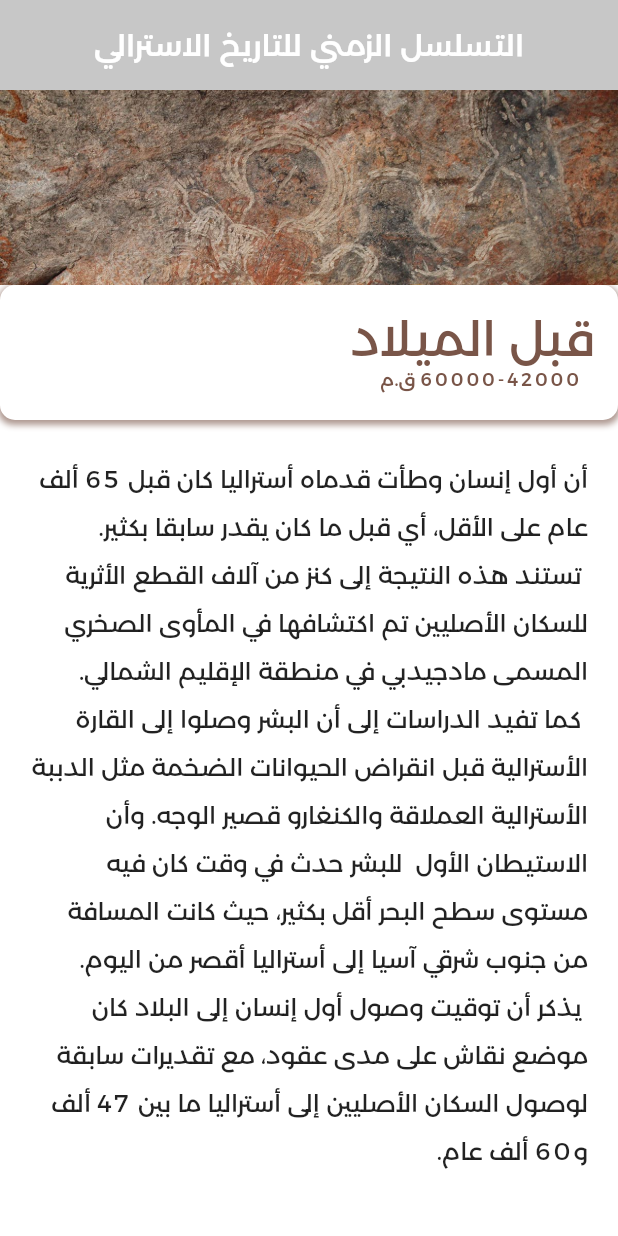
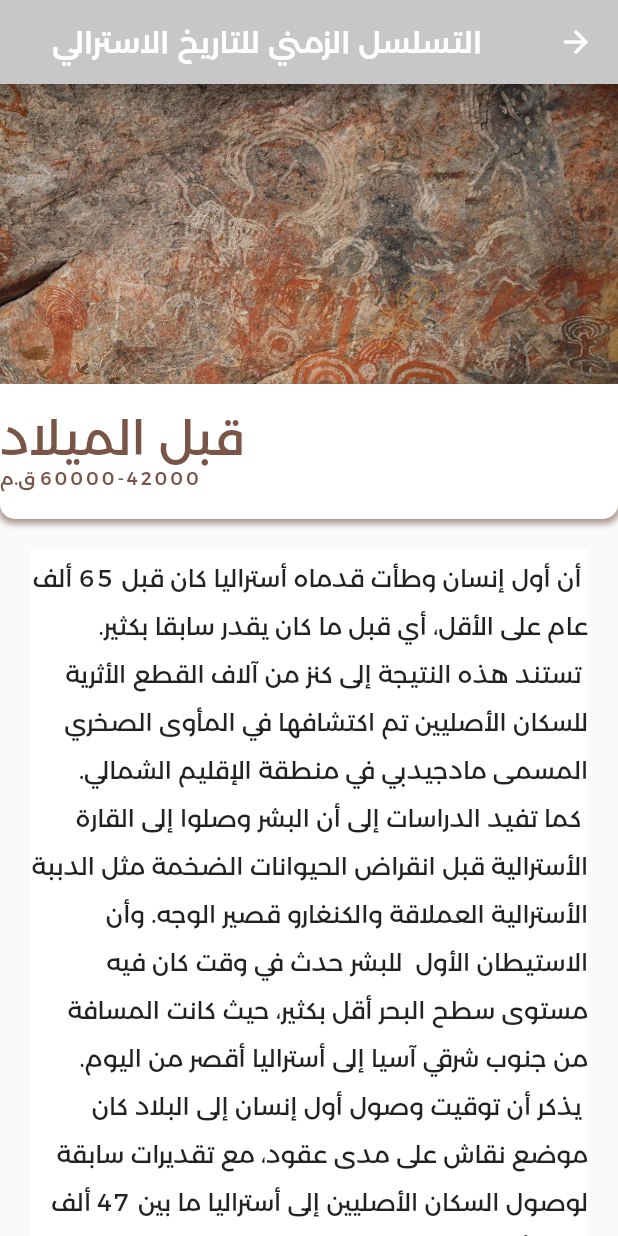
Before and after one commit to AboutAustralia/aboutAustralia, a Flutter app: the HistoryOfAustralia screen opened directly, on a phone screen of 412 x 824 dp. Run offline on Flutter 3.47's test engine with Material 2 defaults, Android fonts, the light colour scheme and no system bars; our stand-ins replace cloud_firestore, firebase_auth, firebase_core, firebase_database, flutter_secure_storage, font_awesome_flutter and 3 more; missing offline and left inert: onboarding; accounts and stored records are empty.

Commit message:
added dina's piece of art to the history page, reverted changes to Q&A page because it got way too messy

```diff
--- a/lib/views/history_of_australia.dart
+++ b/lib/views/history_of_australia.dart
@@ -1,85 +1,8 @@
-import 'package:about_australia/theme/app_colors.dart';
+import 'package:flutter/material.dart';
+import'package:sticky_headers/sticky_headers.dart';
 import 'package:about_australia/theme/app_typography.dart';
-import 'package:flutter/cupertino.dart';
-import 'package:flutter/material.dart';
-import 'dart:math' as math;
-
-class _SliverAppBarDelegate extends SliverPersistentHeaderDelegate {
-  _SliverAppBarDelegate({
-    @required this.minHeight,
-    @required this.maxHeight,
-    @required this.child,
-  });
-
-  final double minHeight;
-  final double maxHeight;
-  final Widget child;
-
-  @override
-  double get minExtent => minHeight;
-
-  @override
-  double get maxExtent => math.max(maxHeight, minHeight);
-
-  @override
-  Widget build(
-      BuildContext context, double shrinkOffset, bool overlapsContent) {
-    return new SizedBox.expand(child: child);
-  }
-
-  @override
-  bool shouldRebuild(_SliverAppBarDelegate oldDelegate) {
-    return maxHeight != oldDelegate.maxHeight ||
-        minHeight != oldDelegate.minHeight ||
-        child != oldDelegate.child;
-  }
-}
 
 class HistoryOfAustralia extends StatelessWidget {
-  int count = 0;
-
-  SliverPersistentHeader makeHeader(String headerText, String immage) {
-    immage = immage;
-    return SliverPersistentHeader(
-      pinned: true,
-      delegate: _SliverAppBarDelegate(
-        minHeight: 60.0,
-        maxHeight: 130.0,
-        child: Container(
-          decoration: BoxDecoration(
-            image: DecorationImage(
-                image: AssetImage(immage),
-                fit: BoxFit.cover,
-                alignment: Alignment.topCenter),
-          ),
-        ),
-      ),
-    );
-  }
-
-  SliverPersistentHeader makeAppbar(String headerText, String immage) {
-    immage = immage;
-    return SliverPersistentHeader(
-      pinned: true,
-      delegate: _SliverAppBarDelegate(
-        minHeight: 60.0,
-        maxHeight: 60.0,
-        child: Container(
-          decoration: BoxDecoration(color: Color(0xffc7c7c7)),
-          child: Center(
-            child: Text(
-              "التسلسل الزمني للتاريخ الاسترالي",
-              style: AppTypography.headerMedium.copyWith(
-                  fontSize: 20,
-                  letterSpacing: 2,
-                  fontWeight: FontWeight.w500,
-                  color: Colors.white),
-            ),
-          ),
-        ),
-      ),
-    );
-  }
 
   Container card(String title, String Stitle, Color colour) {
     title = title;
@@ -90,7 +13,7 @@ class HistoryOfAustralia extends StatelessWidget {
         width: double.infinity,
         decoration: (BoxDecoration(
             color: Colors.white,
-            borderRadius: BorderRadius.all(Radius.circular(10)),
+            borderRadius: BorderRadius.only(bottomLeft:Radius.circular(10), bottomRight:Radius.circular(10) ),
             boxShadow: [
               BoxShadow(
                 color: colour.withOpacity(0.6),
@@ -100,12 +23,14 @@ class HistoryOfAustralia extends StatelessWidget {
               )
             ])),
         child: Column(
-          crossAxisAlignment: CrossAxisAlignment.start,
+
+          crossAxisAlignment: CrossAxisAlignment.end,
           children: <Widget>[
             Padding(
                 padding: const EdgeInsets.only(top: 24, right: 16.0),
                 child: Text(
                   title,
+                  textAlign: TextAlign.right,
                   style: AppTypography.header2.copyWith(color: colour),
                 )),
             Padding(
@@ -120,128 +45,96 @@ class HistoryOfAustralia extends StatelessWidget {
           ],
         ));
   }
-
-  Widget cont(String cont) {
+  Widget content(String cont) {
     return Padding(
       padding: const EdgeInsets.all(20.0),
-      child: Text(
-        cont,
-        textAlign: TextAlign.right,
-        style: AppTypography.bodyNormal2.copyWith(fontWeight: FontWeight.w400),
+      child: Container(
+        color: Colors.white,
+        child: Text(
+          cont,
+          textAlign: TextAlign.right,
+          style: AppTypography.bodyNormal2.copyWith(fontWeight: FontWeight.w400, ),
+        ),
       ),
+    );
+  }
+
+  StickyHeaderBuilder scroll (String img, String title, String desc, String cont, Color colour){
+    return StickyHeaderBuilder(
+        builder: (context, stuckAmount) {
+          stuckAmount = stuckAmount.clamp(0.0, 1.0);
+          return Container(
+            height: 200.0 - (100 * (1 - stuckAmount)),
+            decoration: BoxDecoration(
+              image: DecorationImage(
+                  image: AssetImage(img),
+                  fit: BoxFit.cover,
+
+                  alignment: Alignment.topCenter),
+            ),
+            padding: EdgeInsets.symmetric(horizontal: 16.0),
+            alignment: Alignment.centerLeft,
+          );
+        },
+        content: Column(
+          crossAxisAlignment: CrossAxisAlignment.end,
+
+          children: <Widget>[
+            card(title, desc, colour),
+            content(cont),
+          ],
+        )
     );
   }
 
   @override
   Widget build(BuildContext context) {
-    return Scrollbar(
-      child: SafeArea(
-        child: CustomScrollView(
-          slivers: <Widget>[
-            makeAppbar('قبل الميلاد', 'assets/art.jpg'),
-            makeHeader('قبل الميلاد', 'assets/art.jpg'),
-            SliverFixedExtentList(
-              itemExtent: 650.0,
-              delegate: SliverChildListDelegate([
-                Container(
-                    color: Colors.white,
-                    child: Column(
-                      crossAxisAlignment: CrossAxisAlignment.end,
-                      children: <Widget>[
-                        card('قبل الميلاد', '60000-42000 ق.م', Colors.brown),
-                        cont(
-                            "أن أول إنسان وطأت قدماه أستراليا كان قبل 65 ألف عام على الأقل، أي قبل ما كان يقدر سابقا بكثير.\n تستند هذه النتيجة إلى كنز من آلاف القطع الأثرية للسكان الأصليين تم اكتشافها في المأوى الصخري المسمى مادجيدبي في منطقة الإقليم الشمالي.\n كما تفيد الدراسات إلى أن البشر وصلوا إلى القارة الأسترالية قبل انقراض الحيوانات الضخمة مثل الدببة الأسترالية العملاقة والكنغارو قصير الوجه. وأن الاستيطان الأول  للبشر حدث في وقت كان فيه مستوى سطح البحر أقل بكثير، حيث كانت المسافة من جنوب شرقي آسيا إلى أستراليا أقصر من اليوم.\n يذكر أن توقيت وصول أول إنسان إلى البلاد كان موضع نقاش على مدى عقود، مع تقديرات سابقة لوصول السكان الأصليين إلى أستراليا ما بين 47 ألف و60 ألف عام.  "),
-                      ],
-                    )),
-              ]),
-            ),
-            makeHeader('اكتشاف أستراليا', 'assets/vessel.jpg'),
-            SliverFixedExtentList(
-              itemExtent: 550.0,
-              delegate: SliverChildListDelegate([
-                Container(
-                    color: Colors.white,
-                    child: Column(
-                      crossAxisAlignment: CrossAxisAlignment.end,
-                      children: <Widget>[
-                        card('اكتشاف أستراليا', 'القرن السابع عشر',
-                            Color(0xff023047)),
-                        cont(
-                            "   يصنف البحار والمستكشف الهولندي وليام جانزون كأول أوروبي شاهد أستراليا، فخلال رحلته الشهيرة ما بين عامي 1605 و1606 حلّ الأخير بهذه المنطقة ليعلن بداية الرحلات الاستكشافية والتوسعية الهولندية بها.\n واصل البحارة الهولنديين الإبحار على طول الساحل في رحلاتهم ودعوا هذه الأرض نيو هولاند. و في عام 1642 شاهد هولندي يدعى أبيل تازمان  (Abel Tasman) جزيرة تسمى (فان ديمان), ولم يدرك أن هذه الجزير جزء من أستراليا. تم تغيير الاسم لاحقا الى تازمينيا على شرف مكتشفها. ثم اكتشف الجزر التي أطلق عليها اسم نيوزيلندا وجزر تونجا وفيجي.  "),
-                      ],
-                    )),
-              ]),
-            ),
-            makeHeader('Header Section 3', 'assets/cook.jpg'),
-            SliverFixedExtentList(
-              itemExtent: 680.0,
-              delegate: SliverChildListDelegate([
-                Container(
-                    color: Colors.white,
-                    child: Column(
-                      crossAxisAlignment: CrossAxisAlignment.end,
-                      children: <Widget>[
-                        card(' بريطانيا في استراليا', 'القرن الثامن عشر',
-                            Colors.blueGrey),
-                        cont(
-                            "ما بين سنتي 1768 و1771، قاد المستكشف الإنجليزي جيمس كوك رحلة علمية واستكشافية انتهت بإعلان ملكية بريطانيا للسواحل الشرقية لأستراليا يوم 22 من شهر آب/أغسطس سنة 1770 وظهور ما يعرف بمنطقة نيوساوث ويلز.\n سعى الإنجليز إلى توسيع نفوذهم ليمتد نحو ممتلكاتهم في أستراليا. وبناء على ذلك، حاولت بريطانيا إنشاء عدد من المستعمرات بهذه الأراضي, لكن هذه المهمة مثلت عبئا ثقيلا على السلطات, لغياب مقومات البنية التحتية و المناخ السيء, فارتأت بريطانيا ترحيل المجرمين نحو المستعمرات في استراليا كبديل لمستعمراتها في أمريكا بعد حصولها على استقلالها.وفي عام 1793 وصلت أول سفينة تحمل أول المستوطنين المهاجرين الأحرار، الذين كانت شروط هجرتهم تشمل تزويدهم بمرور مجاني واعطائهم معدات زراعية وأدوات، بالإضافة إلى قطعة أرض خلية من النفقات.  "),
-                      ],
-                    )),
-              ]),
-            ),
-            makeHeader('Header Section 4', 'assets/castle_hill.jpg'),
-            SliverFixedExtentList(
-              itemExtent: 750.0,
-              delegate: SliverChildListDelegate([
-                Container(
-                    color: Colors.white,
-                    child: Column(
-                      crossAxisAlignment: CrossAxisAlignment.end,
-                      children: <Widget>[
-                        card('تأسيس المستعمرات', 'القرن التاسع عشر',
-                            Colors.grey[850]),
-                        cont(
-                            "في عام 1804، اندلع تمرد المدانين في كاسل هيل الذي يقوده حوالي مئتين من الهاربين، معظمهم من المدانين الإيرلنديين، كانت هذه الانتفاضة الأولى والوحيدة للمسجونين في التاريخ الأسترالي, غير أنه أُخمد بسرعة من قِبل فيلق نيو ساوث ويلز.في 1803, استعمرت أرض فان دامين، والتي تسمى تازمينيا حالياً، حتى أصبحت مستعمرة مستقلة في 1825. وقامت المملكة المتحدة باستعمار الجزء الغربي من أستراليا في 1828. بعد انفصال عدة مستعمرات عن نيو ساوث ويلز مثل: جنوب أستراليا في 1836 وفيكتوريا في 1851 وكوينزلاند في 1859.  تأسس الإقليم الشمالي الذي كان منفصلاً عن الجنوب الأسترالي، حينها كانت جنوب أستراليا مقاطعة حرة ولم تكن مستعمرة عقوبات أبداً. وكذلك فيكتوريا وغرب أستراليا، ولكنهم مؤخراً وافقوا على نقل المحكوم عليهم إليها. وقاد سكان نيوساوث ويلز إلى حملة لإيقاف نقل المحكوم عليهم للمستعمرة، حينها كانت أخر سفينة للمحكوم عليهم تصل نيوساوث ويلز في 1848. "),
-                      ],
-                    )),
-              ]),
-            ),
-            makeHeader('Header Section 5', 'assets/rush.jpg'),
-            SliverFixedExtentList(
-              itemExtent: 620.0,
-              delegate: SliverChildListDelegate([
-                Container(
-                    color: Colors.white,
-                    child: Column(
-                      crossAxisAlignment: CrossAxisAlignment.end,
-                      children: <Widget>[
-                        card('اكتشاف الذهب', 'القرن التاسع عشر',
-                            Colors.deepOrangeAccent),
-                        cont(
-                            "تم اكتشاف الذهب في استراليا لأول مرة عام 1951 مما أدى إلى تحول استراليا اقتصاديا وسياسيا وديموغرافيا. ونتيجة لذلك هاجر حوالي 2% من سكان بريطانيا بالإضافة إلى سكان من مختلف الأعراق  إلى استراليا. ان تمرّد حاجز دفاع يوريكا عام 1854، وهو احتجاج مسلّح نفّذه عمال المناجم في مناجم ذهب فيكتوريا، والجدل الذي تلا ذلك، بمثابة قوّةٍ دافعة كبيرة لإجراء إصلاحات ديمقراطية. جاء التمرّد إثر اعتراض الحكومة على تقديم تراخيص للتعدين، إذ يجب دفع رسوم الترخيص بغض النظر عما إذا كان طلب المُنقب عن الذهب قد أتى بأي ذهب، ووجد المتعهدون الأقل نجاحًا صعوبة في دفع رسوم الترخيص الخاصة بهم. وأنتج الذهب ثروة مفاجئة للقليلين، ويعود تاريخ ثراء بعض أقدم الأثرياء في أستراليا إلى هذه الفترة."),
-                      ],
-                    )),
-              ]),
-            ),
-            makeHeader('Header Section 6', 'assets/commonwealth.jpg'),
-            SliverFixedExtentList(
-              itemExtent: 550.0,
-              delegate: SliverChildListDelegate([
-                Container(
-                    color: Colors.white,
-                    child: Column(
-                      crossAxisAlignment: CrossAxisAlignment.end,
-                      children: <Widget>[
-                        card('الاتحاد', 'القرن العشرين', Colors.grey[700]),
-                        cont(
-                            "في بداية القرن العشرين، بعد اختتام مفاوضات استمرت قرابة العقدين عن الاتحاد وبموافقة جميع المستعمرات الأسترالية الست على دستور اتحادي وتصديق البرلمان البريطاني عليها في مرحلة لاحقة في عام 1900، أسفر ذلك عن اندماج سياسي للمستعمرات الأسترالية الست في الكومنولث الأسترالي الموحد، وأُعلن عنه رسميًا في 1 يناير 1901،  وتم حينها اختيار علم استراليا. أصبحت أستراليا تتمتع بالحكم الذاتي في الشؤون الداخلية والخارجية بإقرار قانون اعتماد القوانين التشريعية لويستمنستر في 9 أكتوبر 1942. وأزال قانون أستراليا لعام 1986 بقايا السلطة القانونية البريطانية على الصعيد الاتحادي. "),
-                      ],
-                    )),
-              ]),
-            ),
-          ],
-        ),
-      ),
-    );
+    return Scaffold(
+        appBar: AppBar(backgroundColor: Color(0xffc7c7c7),title: Center(
+          child: Text(
+            "التسلسل الزمني للتاريخ الاسترالي",
+            style: AppTypography.headerMedium.copyWith(
+                fontSize: 20,
+                letterSpacing: 2,
+                fontWeight: FontWeight.w500,
+                color: Colors.white),
+          ),
+        ),),
+        body: ListView.builder(
+            itemCount: 1,
+            itemBuilder: (context, index) {
+              return Column(
+
+                children: [
+                  //1
+                  scroll ('assets/art.jpg', 'قبل الميلاد', '60000-42000 ق.م',
+                      " أن أول إنسان وطأت قدماه أستراليا كان قبل 65 ألف عام على الأقل، أي قبل ما كان يقدر سابقا بكثير.\n تستند هذه النتيجة إلى كنز من آلاف القطع الأثرية للسكان الأصليين تم اكتشافها في المأوى الصخري المسمى مادجيدبي في منطقة الإقليم الشمالي.\n كما تفيد الدراسات إلى أن البشر وصلوا إلى القارة الأسترالية قبل انقراض الحيوانات الضخمة مثل الدببة الأسترالية العملاقة والكنغارو قصير الوجه. وأن الاستيطان الأول  للبشر حدث في وقت كان فيه مستوى سطح البحر أقل بكثير، حيث كانت المسافة من جنوب شرقي آسيا إلى أستراليا أقصر من اليوم.\n يذكر أن توقيت وصول أول إنسان إلى البلاد كان موضع نقاش على مدى عقود، مع تقديرات سابقة لوصول السكان الأصليين إلى أستراليا ما بين 47 ألف و60 ألف عام.  ",Colors.brown),
+
+                  //2
+                  scroll ('assets/vessel.jpg','اكتشاف أستراليا','القرن السابع عشر',
+
+                      "   يصنف البحار والمستكشف الهولندي وليام جانزون كأول أوروبي شاهد أستراليا، فخلال رحلته الشهيرة ما بين عامي 1605 و1606 حلّ الأخير بهذه المنطقة ليعلن بداية الرحلات الاستكشافية والتوسعية الهولندية بها.\n واصل البحارة الهولنديين الإبحار على طول الساحل في رحلاتهم ودعوا هذه الأرض نيو هولاند. و في عام 1642 شاهد هولندي يدعى أبيل تازمان  (Abel Tasman) جزيرة تسمى (فان ديمان), ولم يدرك أن هذه الجزير جزء من أستراليا. تم تغيير الاسم لاحقا الى تازمينيا على شرف مكتشفها. ثم اكتشف الجزر التي أطلق عليها اسم نيوزيلندا وجزر تونجا وفيجي.  ",
+                      Color(0xff023047)),
+                  //3
+                  scroll ('assets/cook.jpg', ' بريطانيا في استراليا', 'القرن الثامن عشر',
+                      "ما بين سنتي 1768 و1771، قاد المستكشف الإنجليزي جيمس كوك رحلة علمية واستكشافية انتهت بإعلان ملكية بريطانيا للسواحل الشرقية لأستراليا يوم 22 من شهر آب/أغسطس سنة 1770 وظهور ما يعرف بمنطقة نيوساوث ويلز.\n سعى الإنجليز إلى توسيع نفوذهم ليمتد نحو ممتلكاتهم في أستراليا. وبناء على ذلك، حاولت بريطانيا إنشاء عدد من المستعمرات بهذه الأراضي, لكن هذه المهمة مثلت عبئا ثقيلا على السلطات, لغياب مقومات البنية التحتية و المناخ السيء, فارتأت بريطانيا ترحيل المجرمين نحو المستعمرات في استراليا كبديل لمستعمراتها في أمريكا بعد حصولها على استقلالها.وفي عام 1793 وصلت أول سفينة تحمل أول المستوطنين المهاجرين الأحرار، الذين كانت شروط هجرتهم تشمل تزويدهم بمرور مجاني واعطائهم معدات زراعية وأدوات، بالإضافة إلى قطعة أرض خلية من النفقات.  "
+                      , Colors.blueGrey),
+                  //4
+                  scroll ('assets/castle_hill.jpg','تأسيس المستعمرات' ,'القرن التاسع عشر',
+                      "في عام 1804، اندلع تمرد المدانين في كاسل هيل الذي يقوده حوالي مئتين من الهاربين، معظمهم من المدانين الإيرلنديين، كانت هذه الانتفاضة الأولى والوحيدة للمسجونين في التاريخ الأسترالي, غير أنه أُخمد بسرعة من قِبل فيلق نيو ساوث ويلز.في 1803, استعمرت أرض فان دامين، والتي تسمى تازمينيا حالياً، حتى أصبحت مستعمرة مستقلة في 1825. وقامت المملكة المتحدة باستعمار الجزء الغربي من أستراليا في 1828. بعد انفصال عدة مستعمرات عن نيو ساوث ويلز مثل: جنوب أستراليا في 1836 وفيكتوريا في 1851 وكوينزلاند في 1859.  تأسس الإقليم الشمالي الذي كان منفصلاً عن الجنوب الأسترالي، حينها كانت جنوب أستراليا مقاطعة حرة ولم تكن مستعمرة عقوبات أبداً. وكذلك فيكتوريا وغرب أستراليا، ولكنهم مؤخراً وافقوا على نقل المحكوم عليهم إليها. وقاد سكان نيوساوث ويلز إلى حملة لإيقاف نقل المحكوم عليهم للمستعمرة، حينها كانت أخر سفينة للمحكوم عليهم تصل نيوساوث ويلز في 1848. "
+                      , Colors.grey[850]),
+
+                  //5
+                  scroll ('assets/rush.jpg', 'اكتشاف الذهب' ,'القرن التاسع عشر',
+                      "تم اكتشاف الذهب في استراليا لأول مرة عام 1951 مما أدى إلى تحول استراليا اقتصاديا وسياسيا وديموغرافيا. ونتيجة لذلك هاجر حوالي 2% من سكان بريطانيا بالإضافة إلى سكان من مختلف الأعراق  إلى استراليا. ان تمرّد حاجز دفاع يوريكا عام 1854، وهو احتجاج مسلّح نفّذه عمال المناجم في مناجم ذهب فيكتوريا، والجدل الذي تلا ذلك، بمثابة قوّةٍ دافعة كبيرة لإجراء إصلاحات ديمقراطية. جاء التمرّد إثر اعتراض الحكومة على تقديم تراخيص للتعدين، إذ يجب دفع رسوم الترخيص بغض النظر عما إذا كان طلب المُنقب عن الذهب قد أتى بأي ذهب، ووجد المتعهدون الأقل نجاحًا صعوبة في دفع رسوم الترخيص الخاصة بهم. وأنتج الذهب ثروة مفاجئة للقليلين، ويعود تاريخ ثراء بعض أقدم الأثرياء في أستراليا إلى هذه الفترة."
+                      , Colors.deepOrangeAccent),
+
+                  //6
+                  scroll ('assets/commonwealth.jpg', 'الاتحاد' ,'القرن العشرين',
+                      "في بداية القرن العشرين، بعد اختتام مفاوضات استمرت قرابة العقدين عن الاتحاد وبموافقة جميع المستعمرات الأسترالية الست على دستور اتحادي وتصديق البرلمان البريطاني عليها في مرحلة لاحقة في عام 1900، أسفر ذلك عن اندماج سياسي للمستعمرات الأسترالية الست في الكومنولث الأسترالي الموحد، وأُعلن عنه رسميًا في 1 يناير 1901،  وتم حينها اختيار علم استراليا. أصبحت أستراليا تتمتع بالحكم الذاتي في الشؤون الداخلية والخارجية بإقرار قانون اعتماد القوانين التشريعية لويستمنستر في 9 أكتوبر 1942. وأزال قانون أستراليا لعام 1986 بقايا السلطة القانونية البريطانية على الصعيد الاتحادي. "
+                      , Colors.grey[700]),
+                ],
+              );
+            }));
   }
 }
--- a/pubspec.yaml
+++ b/pubspec.yaml
@@ -42,6 +42,7 @@ dependencies:
   flutter_secure_storage: ^3.3.5
   firebase_database: ^4.4.0
   scrollable_positioned_list: ^0.1.8
+  sticky_headers: ^0.1.8+1
 
 
 
```
Also changed, not shown: lib/fireStore_api.dart (+63 -13 lines), lib/views/questions_answers.dart (+28 -27 lines), pubspec.lock.
